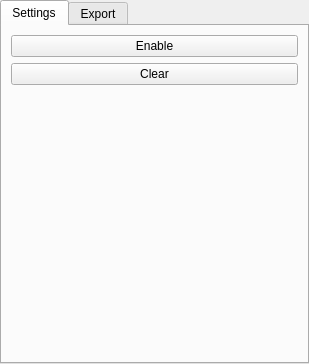
Above: private/loggersettingswidget.ui from QkThings/qkwidget before the change. Below: the same form after it.
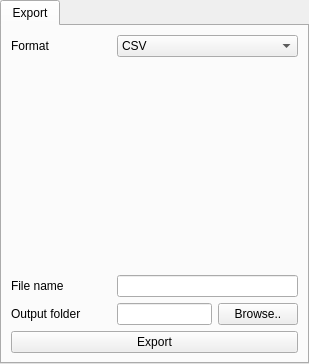
That is the form after the change.

Patch:
```diff
--- a/private/loggersettingswidget.ui
+++ b/private/loggersettingswidget.ui
@@ -31,46 +31,6 @@
      <property name="currentIndex">
       <number>0</number>
      </property>
-     <widget class="QWidget" name="tab">
-      <attribute name="title">
-       <string>Settings</string>
-      </attribute>
-      <layout class="QVBoxLayout" name="verticalLayout">
-       <item>
-        <widget class="QPushButton" name="buttonEnable">
-         <property name="text">
-          <string>Enable</string>
-         </property>
-         <property name="checkable">
-          <bool>true</bool>
-         </property>
-         <property name="checked">
-          <bool>false</bool>
-         </property>
-        </widget>
-       </item>
-       <item>
-        <widget class="QPushButton" name="buttonClear">
-         <property name="text">
-          <string>Clear</string>
-         </property>
-        </widget>
-       </item>
-       <item>
-        <spacer name="verticalSpacer">
-         <property name="orientation">
-          <enum>Qt::Vertical</enum>
-         </property>
-         <property name="sizeHint" stdset="0">
-          <size>
-           <width>20</width>
-           <height>223</height>
-          </size>
-         </property>
-        </spacer>
-       </item>
-      </layout>
-     </widget>
      <widget class="QWidget" name="tab_2">
       <attribute name="title">
        <string>Export</string>
```
Left out of the diff: 7 changed lines with no effect on the pictures.
